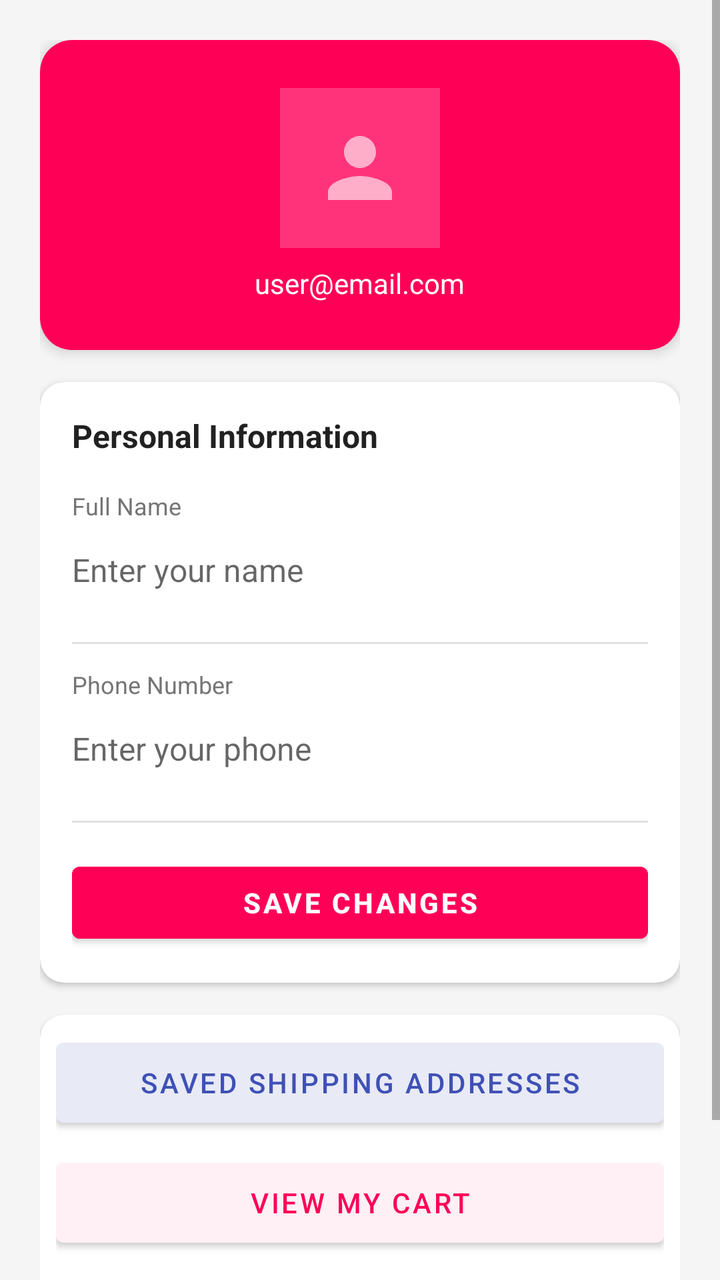
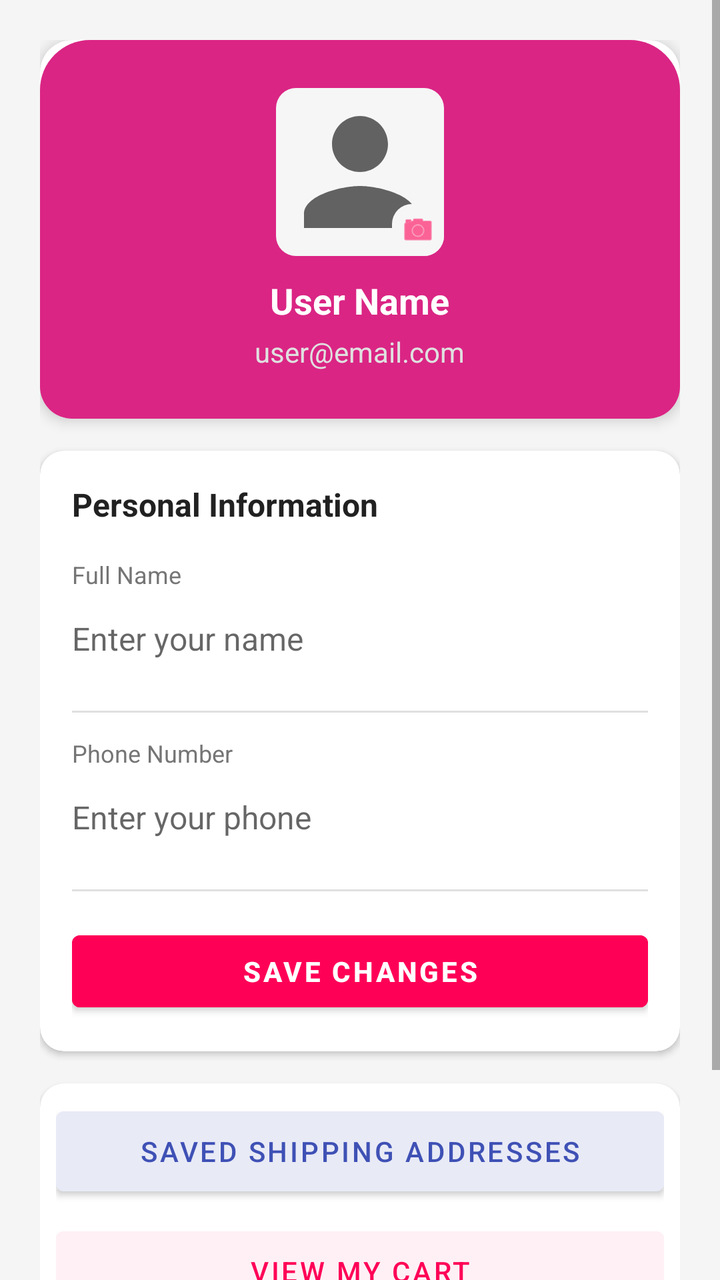

Before-and-after screenshots of an Android layout around one commit, followed by the original layout XML and the change that was made.
<!-- AndroidManifest.xml: application theme Theme.ECommerceApp -->
<!-- res/layout/fragment_profile.xml -->
<?xml version="1.0" encoding="utf-8"?>
<ScrollView xmlns:android="http://schemas.android.com/apk/res/android"
    android:layout_width="match_parent"
    android:layout_height="match_parent"
    android:background="#F5F5F5">

    <LinearLayout
        android:layout_width="match_parent"
        android:layout_height="wrap_content"
        android:orientation="vertical"
        android:padding="20dp">

        
        <androidx.cardview.widget.CardView
            android:layout_width="match_parent"
            android:layout_height="wrap_content"
            android:layout_marginBottom="16dp"
            app:cardCornerRadius="16dp"
            app:cardElevation="4dp"
            xmlns:app="http://schemas.android.com/apk/res-auto">

            <LinearLayout
                android:layout_width="match_parent"
                android:layout_height="wrap_content"
                android:orientation="vertical"
                android:gravity="center"
                android:padding="24dp"
                android:background="#FF0057">

                <ImageView
                    android:layout_width="80dp"
                    android:layout_height="80dp"
                    android:src="@drawable/ic_profile"
                    android:background="#33FFFFFF"
                    android:padding="16dp"
                    android:tint="@color/white" />

                <TextView
                    android:id="@+id/profile_email"
                    android:layout_width="wrap_content"
                    android:layout_height="wrap_content"
                    android:text="user@email.com"
                    android:textColor="@color/white"
                    android:textSize="14sp"
                    android:layout_marginTop="8dp" />

            </LinearLayout>

        </androidx.cardview.widget.CardView>

        
        <androidx.cardview.widget.CardView
            android:layout_width="match_parent"
            android:layout_height="wrap_content"
            android:layout_marginBottom="16dp"
            app:cardCornerRadius="12dp"
            app:cardElevation="2dp"
            xmlns:app="http://schemas.android.com/apk/res-auto">

            <LinearLayout
                android:layout_width="match_parent"
                android:layout_height="wrap_content"
                android:orientation="vertical"
                android:padding="16dp">

                <TextView
                    android:layout_width="wrap_content"
                    android:layout_height="wrap_content"
                    android:text="Personal Information"
                    android:textSize="16sp"
                    android:textStyle="bold"
                    android:textColor="#212121"
                    android:layout_marginBottom="16dp" />

                <TextView
                    android:layout_width="wrap_content"
                    android:layout_height="wrap_content"
                    android:text="Full Name"
                    android:textSize="12sp"
                    android:textColor="#757575" />

                <EditText
                    android:id="@+id/profile_name"
                    android:layout_width="match_parent"
                    android:layout_height="48dp"
                    android:hint="Enter your name"
                    android:textSize="16sp"
                    android:textColor="#212121"
                    android:inputType="textPersonName"
                    android:background="@null"
                    android:paddingVertical="4dp"
                    android:layout_marginBottom="12dp" />

                <View
                    android:layout_width="match_parent"
                    android:layout_height="1dp"
                    android:background="#E0E0E0"
                    android:layout_marginBottom="12dp" />

                <TextView
                    android:layout_width="wrap_content"
                    android:layout_height="wrap_content"
                    android:text="Phone Number"
                    android:textSize="12sp"
                    android:textColor="#757575" />

                <EditText
                    android:id="@+id/profile_phone"
                    android:layout_width="match_parent"
                    android:layout_height="48dp"
                    android:hint="Enter your phone"
                    android:textSize="16sp"
                    android:textColor="#212121"
                    android:inputType="phone"
                    android:background="@null"
                    android:paddingVertical="4dp"
                    android:layout_marginBottom="12dp" />

                <View
                    android:layout_width="match_parent"
                    android:layout_height="1dp"
                    android:background="#E0E0E0"
                    android:layout_marginBottom="16dp" />

                <Button
                    android:id="@+id/profile_save_btn"
                    android:layout_width="match_parent"
                    android:layout_height="48dp"
                    android:text="Save Changes"
                    android:textColor="@color/white"
                    android:backgroundTint="#FF0057"
                    android:textStyle="bold" />

            </LinearLayout>

        </androidx.cardview.widget.CardView>

        
        <androidx.cardview.widget.CardView
            android:layout_width="match_parent"
            android:layout_height="wrap_content"
            android:layout_marginBottom="16dp"
            app:cardCornerRadius="12dp"
            app:cardElevation="2dp"
            xmlns:app="http://schemas.android.com/apk/res-auto">

            <LinearLayout
                android:layout_width="match_parent"
                android:layout_height="wrap_content"
                android:orientation="vertical"
                android:padding="8dp">

                <Button
                    android:id="@+id/profile_address_btn"
                    android:layout_width="match_parent"
                    android:layout_height="52dp"
                    android:text="Saved Shipping Addresses"
                    android:textColor="#3F51B5"
                    android:backgroundTint="#E8EAF6"
                    android:layout_marginBottom="8dp" />

                <Button
                    android:id="@+id/profile_cart_btn"
                    android:layout_width="match_parent"
                    android:layout_height="52dp"
                    android:text="View My Cart"
                    android:textColor="#FF0057"
                    android:backgroundTint="#FFF0F5"
                    android:layout_marginBottom="8dp" />

                <Button
                    android:id="@+id/profile_logout_btn"
                    android:layout_width="match_parent"
                    android:layout_height="52dp"
                    android:text="Log Out"
                    android:textColor="#D32F2F"
                    android:backgroundTint="#FFEBEE" />

            </LinearLayout>

        </androidx.cardview.widget.CardView>

    </LinearLayout>
</ScrollView>
<!-- resources referenced by this layout -->
<resources>
  <color name="white">#FFFFFFFF</color>
  <!-- drawable ic_profile (drawable) -->
  <?xml version="1.0" encoding="utf-8"?>
  <vector xmlns:android="http://schemas.android.com/apk/res/android"
      android:width="24dp"
      android:height="24dp"
      android:viewportWidth="24"
      android:viewportHeight="24">
      <path
          android:fillColor="?attr/colorControlNormal"
          android:pathData="M12,12c2.21,0 4,-1.79 4,-4s-1.79,-4 -4,-4 -4,1.79 -4,4 1.79,4 4,4zM12,14c-2.67,0 -8,1.34 -8,4v2h16v-2c0,-2.66 -5.33,-4 -8,-4z"/>
  </vector>
  <style name="Theme.ECommerceApp" parent="Theme.MaterialComponents.DayNight.DarkActionBar">
          
          <item name="colorPrimary">#FFB952</item>
          <item name="colorPrimaryVariant">@color/pink</item>
          <item name="colorOnPrimary">@color/black</item>
          
          <item name="colorSecondary">@color/teal_200</item>
          <item name="colorSecondaryVariant">@color/teal_700</item>
          <item name="colorOnSecondary">@color/black</item>
          
          <item name="android:statusBarColor">?attr/colorPrimaryVariant</item>
          
      </style>
  <color name="pink">#FF0057</color>
  <color name="black">#FF000000</color>
  <color name="teal_200">#FF03DAC5</color>
  <color name="teal_700">#FF018786</color>
</resources>

<!-- the commit's change to res/layout/fragment_profile.xml (unified diff, before → after) -->
@@ -1,5 +1,6 @@
 <?xml version="1.0" encoding="utf-8"?>
 <ScrollView xmlns:android="http://schemas.android.com/apk/res/android"
+    xmlns:app="http://schemas.android.com/apk/res-auto"
     android:layout_width="match_parent"
     android:layout_height="match_parent"
     android:background="#F5F5F5">
@@ -11,8 +12,7 @@
         android:padding="20dp">
 
         
-        <androidx.cardview.widget.CardView
-            android:layout_width="match_parent"
+        <androidx.cardview.widget.CardView android:layout_width="match_parent"
             android:layout_height="wrap_content"
             android:layout_marginBottom="16dp"
             app:cardCornerRadius="16dp"
@@ -25,24 +25,50 @@
                 android:orientation="vertical"
                 android:gravity="center"
                 android:padding="24dp"
-                android:background="#FF0057">
-
-                <ImageView
-                    android:layout_width="80dp"
-                    android:layout_height="80dp"
-                    android:src="@drawable/ic_profile"
-                    android:background="#33FFFFFF"
-                    android:padding="16dp"
-                    android:tint="@color/white" />
+                android:background="@drawable/meroon_circular_border">
+
+                <RelativeLayout
+                    android:layout_width="wrap_content"
+                    android:layout_height="wrap_content">
+
+                    <ImageView
+                        android:id="@+id/profile_avatar_img"
+                        android:layout_width="84dp"
+                        android:layout_height="84dp"
+                        android:src="@drawable/ic_profile"
+                        android:background="@drawable/white_circular_border"
+                        android:scaleType="centerCrop" />
+
+                    <ImageView
+                        android:id="@+id/profile_avatar_edit_btn"
+                        android:layout_width="26dp"
+                        android:layout_height="26dp"
+                        android:layout_alignBottom="@id/profile_avatar_img"
+                        android:layout_alignEnd="@id/profile_avatar_img"
+                        android:background="@drawable/white_circular_border"
+                        android:src="@android:drawable/ic_menu_camera"
+                        android:padding="4dp"
+                        app:tint="#FF0057" />
+                </RelativeLayout>
+
+                <TextView
+                    android:id="@+id/profile_display_name"
+                    android:layout_width="wrap_content"
+                    android:layout_height="wrap_content"
+                    android:text="User Name"
+                    android:textColor="@color/white"
+                    android:textSize="18sp"
+                    android:textStyle="bold"
+                    android:layout_marginTop="10dp" />
 
                 <TextView
                     android:id="@+id/profile_email"
                     android:layout_width="wrap_content"
                     android:layout_height="wrap_content"
                     android:text="user@email.com"
-                    android:textColor="@color/white"
+                    android:textColor="#E0E0E0"
                     android:textSize="14sp"
-                    android:layout_marginTop="8dp" />
+                    android:layout_marginTop="4dp" />
 
             </LinearLayout>
 
<!-- resource entries referenced after the edit -->
@@ -12,6 +12,26 @@
           android:fillColor="?attr/colorControlNormal"
           android:pathData="M12,12c2.21,0 4,-1.79 4,-4s-1.79,-4 -4,-4 -4,1.79 -4,4 1.79,4 4,4zM12,14c-2.67,0 -8,1.34 -8,4v2h16v-2c0,-2.66 -5.33,-4 -8,-4z"/>
   </vector>
+  <!-- drawable meroon_circular_border (drawable) -->
+  <?xml version="1.0" encoding="utf-8"?>
+  <selector xmlns:android="http://schemas.android.com/apk/res/android">
+  <item>
+      <shape android:shape="rectangle">
+          <corners android:topLeftRadius="25dp" android:topRightRadius="25dp"/>
+          <solid android:color="#DA2584"/>
+      </shape>
+  </item>
+  </selector>
+  <!-- drawable white_circular_border (drawable) -->
+  <?xml version="1.0" encoding="utf-8"?>
+  <selector xmlns:android="http://schemas.android.com/apk/res/android">
+  <item>
+      <shape android:shape="rectangle">
+          <solid android:color="#F6F6F6"/>
+          <corners android:radius="10dp"/>
+      </shape>
+  </item>
+  </selector>
   <style name="Theme.ECommerceApp" parent="Theme.MaterialComponents.DayNight.DarkActionBar">
           
           <item name="colorPrimary">#FFB952</item>
